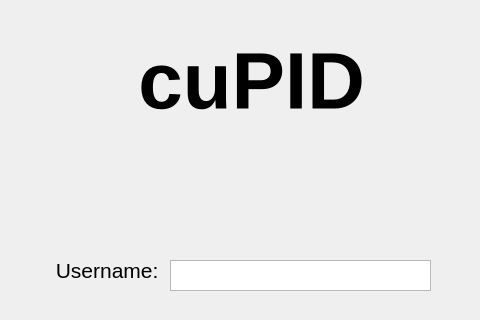
First picture: the form in all_Combined/adminloginpage.ui, repository aboodmufti/cupid, before the edit; both pictures show x 190 to 670 and y 0 to 320 of the 860 by 600 pixel window.
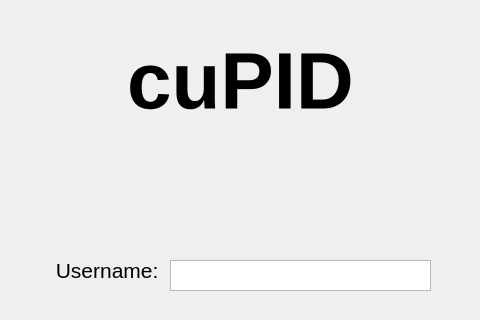
Second picture: the form after the edit.

The edit to the form file:
```diff
--- a/all_Combined/adminloginpage.ui
+++ b/all_Combined/adminloginpage.ui
@@ -66,9 +66,9 @@
   <widget class="QWidget" name="verticalLayoutWidget_2">
    <property name="geometry">
     <rect>
-     <x>10</x>
+     <x>0</x>
      <y>10</y>
-     <width>841</width>
+     <width>861</width>
      <height>141</height>
     </rect>
    </property>
@@ -83,7 +83,7 @@
        </font>
       </property>
       <property name="text">
-       <string> cuPID</string>
+       <string>cuPID</string>
       </property>
      </widget>
     </item>
```
